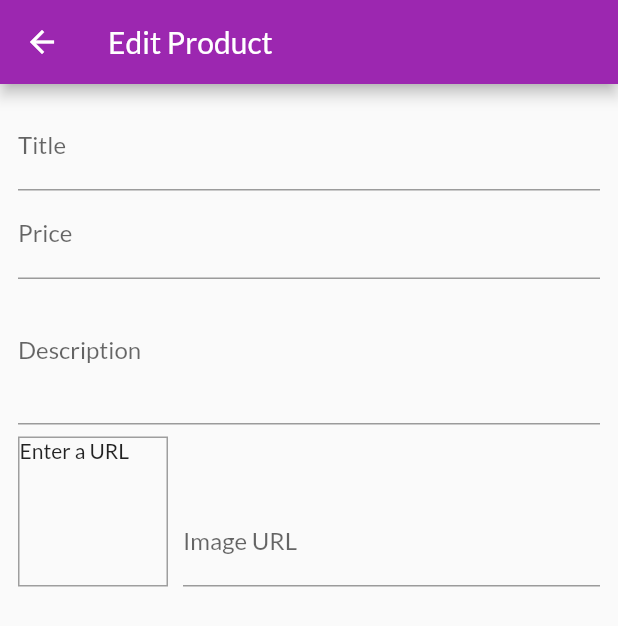
After one commit to bsilva89/Flutter-Course, a Flutter app: the EditProductScreen screen opened by its route, on a phone screen of 412 x 824 dp. The commit adds this screen. Shown: the top 626 px of the screen. Run offline on Flutter 3.47's test engine with Material 2 defaults, Android fonts, the phone set to English and light mode, and no system bars; missing offline and left inert: dart:html; network calls fail.

Commit message:
add form to app shop

```diff
--- a/app_shop/lib/main.dart
+++ b/app_shop/lib/main.dart
@@ -8,6 +8,8 @@
 import './providers/cart.dart';
 import './providers/orders.dart';
 import './screens/orders_screen.dart';
+import './screens/user_products_screen.dart';
+import './screens/edit_product_screen.dart';
 
 void main() => runApp(MyApp());
 
@@ -38,6 +40,8 @@
             ProductDetailScreen.routeName: (ctx) => ProductDetailScreen(),
             CartScreen.routeName: (ctx) => CartScreen(),
             OrdersScreen.routeName: (ctx) => OrdersScreen(),
+            UserProductsScreen.routeName: (ctx) => UserProductsScreen(),
+            EditProductScreen.routeName: (ctx) => EditProductScreen(),
           }),
     );
   }
--- /dev/null
+++ b/app_shop/lib/screens/edit_product_screen.dart
@@ -0,0 +1,111 @@
+import 'package:flutter/material.dart';
+
+class EditProductScreen extends StatefulWidget {
+  static const routeName = '/edit-product';
+
+  @override
+  State<EditProductScreen> createState() => _EditProductScreenState();
+}
+
+class _EditProductScreenState extends State<EditProductScreen> {
+  final _priceFocusNode = FocusNode();
+  final _descriptionFocusNode = FocusNode();
+  // final _imageUrlFocusNode = FocusNode();
+  final _imageUrlController = TextEditingController();
+
+  // @override
+  // void initState() {
+  //   _imageUrlFocusNode.addListener(_updateImageURL);
+  //   super.initState();
+  // }
+
+  @override
+  void dispose() {
+    _priceFocusNode.dispose();
+    _descriptionFocusNode.dispose();
+    // _imageUrlFocusNode.removeListener(_updateImageURL);
+    // _imageUrlFocusNode.dispose();
+    _imageUrlController.dispose();
+    super.dispose();
+  }
+
+  // void _updateImageURL() {
+  //   if (!_imageUrlFocusNode.hasFocus) {
+  //     setState(() {});
+  //   }
+  // }
+
+  @override
+  Widget build(BuildContext context) {
+    return Scaffold(
+      appBar: AppBar(
+        title: Text('Edit Product'),
+      ),
+      body: Padding(
+        padding: const EdgeInsets.all(12.0),
+        child: Form(
+          child: SingleChildScrollView(
+            child: Column(
+              children: [
+                TextFormField(
+                  decoration: InputDecoration(labelText: 'Title'),
+                  textInputAction: TextInputAction.next,
+                  onFieldSubmitted: (_) {
+                    FocusScope.of(context).requestFocus(_priceFocusNode);
+                  },
+                ),
+                TextFormField(
+                  decoration: InputDecoration(labelText: 'Price'),
+                  textInputAction: TextInputAction.next,
+                  keyboardType: TextInputType.number,
+                  focusNode: _priceFocusNode,
+                  onFieldSubmitted: (_) {
+                    FocusScope.of(context).requestFocus(_descriptionFocusNode);
+                  },
+                ),
+                TextFormField(
+                  decoration: InputDecoration(labelText: 'Description'),
+                  maxLines: 3,
+                  keyboardType: TextInputType.multiline,
+                  focusNode: _descriptionFocusNode,
+                ),
+                Row(
+                  crossAxisAlignment: CrossAxisAlignment.end,
+                  children: [
+                    Container(
+                      width: 100,
+                      height: 100,
+                      margin: EdgeInsets.only(top: 8, right: 10),
+                      decoration: BoxDecoration(
+                        border: Border.all(width: 1, color: Colors.grey),
+                      ),
+                      child: _imageUrlController.text.isEmpty
+                          ? Text('Enter a URL')
+                          : FittedBox(
+                              child: Image.network(
+                                _imageUrlController.text,
+                                fit: BoxFit.cover,
+                              ),
+                            ),
+                    ),
+                    Expanded(
+                      child: TextFormField(
+                        decoration: InputDecoration(labelText: 'Image URL'),
+                        keyboardType: TextInputType.url,
+                        textInputAction: TextInputAction.done,
+                        controller: _imageUrlController,
+                        onEditingComplete: () {
+                          setState(() {});
+                        },
+                      ),
+                    ),
+                  ],
+                ),
+              ],
+            ),
+          ),
+        ),
+      ),
+    );
+  }
+}
--- a/app_shop/lib/widgets/app_drawer.dart
+++ b/app_shop/lib/widgets/app_drawer.dart
@@ -1,6 +1,7 @@
 import 'package:flutter/material.dart';
 
 import '../screens/orders_screen.dart';
+import '../screens/user_products_screen.dart';
 
 class AppDrawer extends StatelessWidget {
   @override
@@ -29,6 +30,14 @@
                   .pushReplacementNamed(OrdersScreen.routeName);
             },
           ),
+          ListTile(
+            leading: Icon(Icons.edit),
+            title: Text('Manage'),
+            onTap: () {
+              Navigator.of(context)
+                  .pushReplacementNamed(UserProductsScreen.routeName);
+            },
+          ),
         ],
       ),
     );
```
Also changed, not shown: app_shop/lib/screens/user_products_screen.dart (added, +49 -0 lines), app_shop/lib/widgets/user_product_item.dart (added, +38 -0 lines), app_shop/pubspec.lock.
